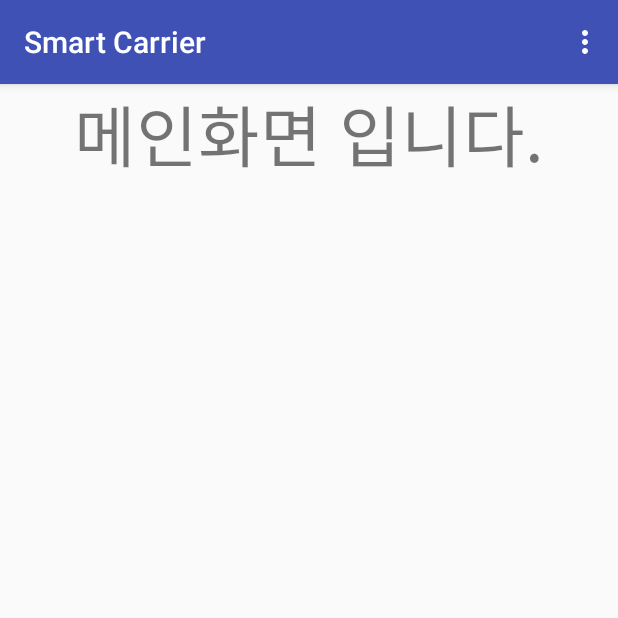
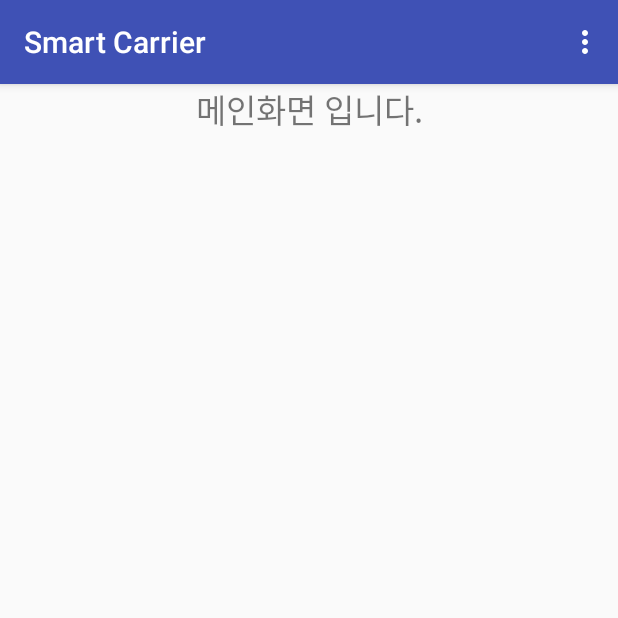
Before and after one commit to GnmG0908/WMC, an Android app: the screen it shows after launch (MainActivity), on a phone screen of 412 x 824 dp, the top half of it. Run offline under Robolectric (Android 15) with nearby library versions, the phone set to English and light mode, and no system bars.

Commit message:
font change test 2

```diff
--- a/app/src/main/res/layout/activity_main.xml
+++ b/app/src/main/res/layout/activity_main.xml
@@ -10,6 +10,6 @@
         android:layout_width="match_parent"
         android:layout_height="wrap_content"
         android:text="메인화면 입니다."
-        android:textSize="20pt"
+        android:textSize="10pt"
         android:gravity="center"/>
 </LinearLayout>
```
